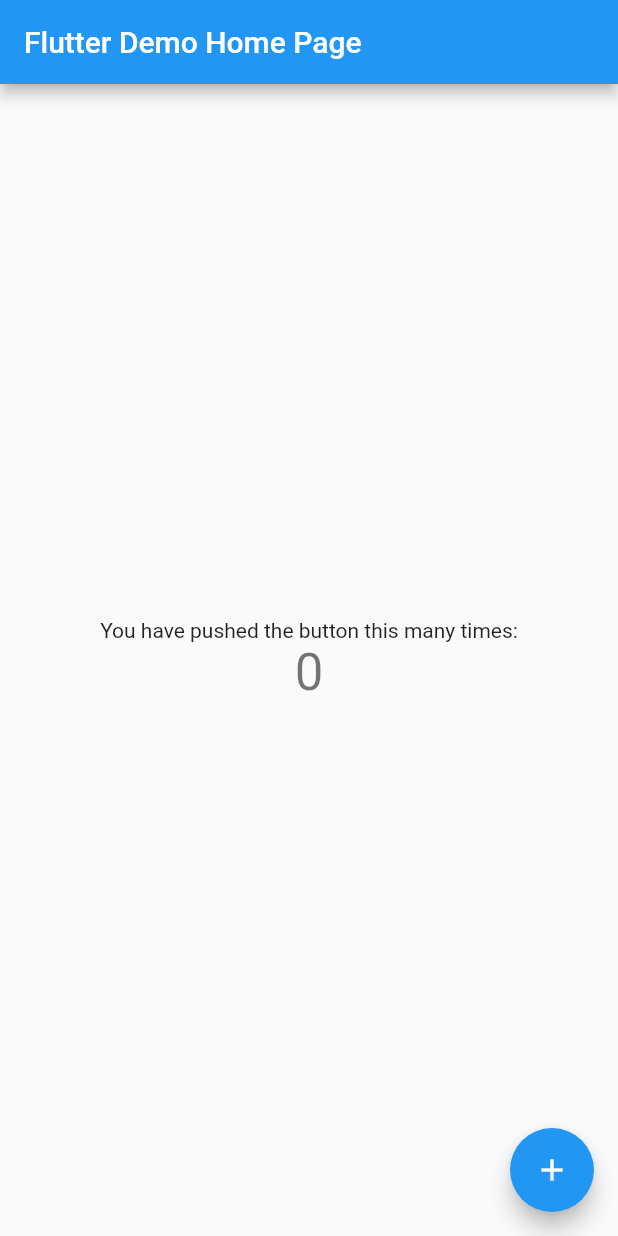
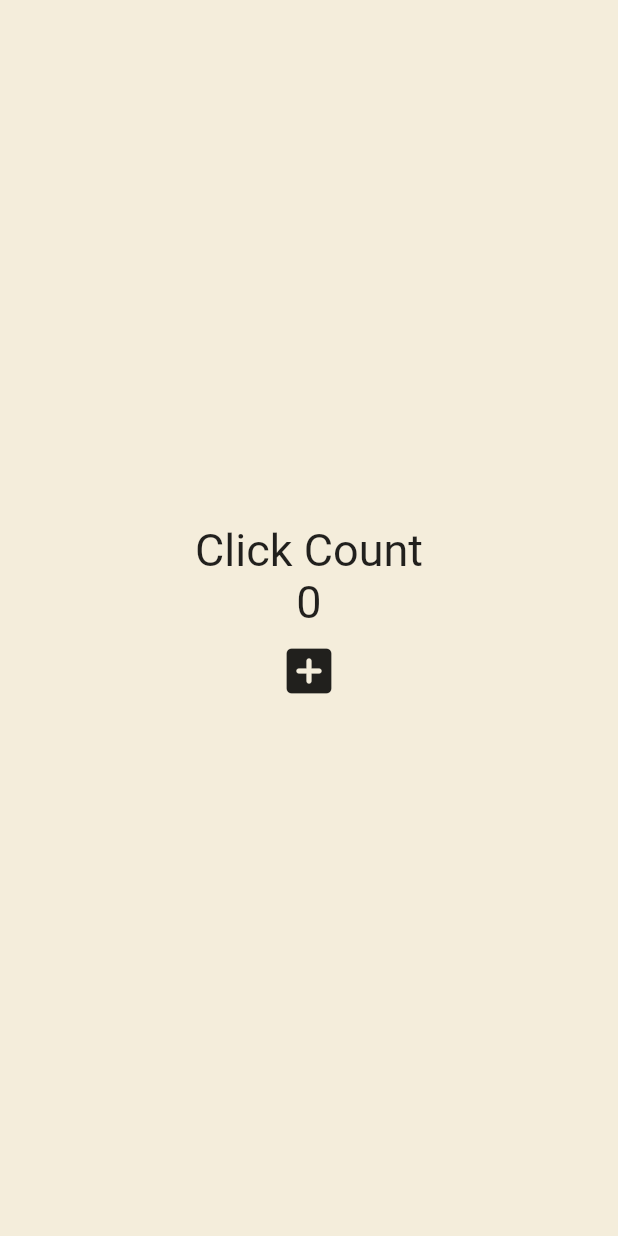
Before and after one commit to yoonhoelee/stateful_widget_practice, a Flutter app: the screen it shows after launch, on a phone screen of 412 x 824 dp. Run offline on Flutter 3.47's test engine with Material 2 defaults, Android fonts, the phone set to English and light mode, and no system bars.

Commit message:
push after stateful widget

```diff
--- a/lib/main.dart
+++ b/lib/main.dart
@@ -1,115 +1,52 @@
 import 'package:flutter/material.dart';
 
 void main() {
-  runApp(const MyApp());
+  runApp(const App());
 }
 
-class MyApp extends StatelessWidget {
-  const MyApp({super.key});
+class App extends StatefulWidget {
+  const App({super.key});
 
-  // This widget is the root of your application.
   @override
-  Widget build(BuildContext context) {
-    return MaterialApp(
-      title: 'Flutter Demo',
-      theme: ThemeData(
-        // This is the theme of your application.
-        //
-        // Try running your application with "flutter run". You'll see the
-        // application has a blue toolbar. Then, without quitting the app, try
-        // changing the primarySwatch below to Colors.green and then invoke
-        // "hot reload" (press "r" in the console where you ran "flutter run",
-        // or simply save your changes to "hot reload" in a Flutter IDE).
-        // Notice that the counter didn't reset back to zero; the application
-        // is not restarted.
-        primarySwatch: Colors.blue,
-      ),
-      home: const MyHomePage(title: 'Flutter Demo Home Page'),
-    );
-  }
+  State<App> createState() => _AppState();
 }
 
-class MyHomePage extends StatefulWidget {
-  const MyHomePage({super.key, required this.title});
-
-  // This widget is the home page of your application. It is stateful, meaning
-  // that it has a State object (defined below) that contains fields that affect
-  // how it looks.
-
-  // This class is the configuration for the state. It holds the values (in this
-  // case the title) provided by the parent (in this case the App widget) and
-  // used by the build method of the State. Fields in a Widget subclass are
-  // always marked "final".
-
-  final String title;
-
-  @override
-  State<MyHomePage> createState() => _MyHomePageState();
-}
-
-class _MyHomePageState extends State<MyHomePage> {
-  int _counter = 0;
-
-  void _incrementCounter() {
+class _AppState extends State<App> {
+  int counter = 0;
+  void onClicked() {
     setState(() {
-      // This call to setState tells the Flutter framework that something has
-      // changed in this State, which causes it to rerun the build method below
-      // so that the display can reflect the updated values. If we changed
-      // _counter without calling setState(), then the build method would not be
-      // called again, and so nothing would appear to happen.
-      _counter++;
+      counter = counter + 1;
     });
   }
 
   @override
   Widget build(BuildContext context) {
-    // This method is rerun every time setState is called, for instance as done
-    // by the _incrementCounter method above.
-    //
-    // The Flutter framework has been optimized to make rerunning build methods
-    // fast, so that you can just rebuild anything that needs updating rather
-    // than having to individually change instances of widgets.
-    return Scaffold(
-      appBar: AppBar(
-        // Here we take the value from the MyHomePage object that was created by
-        // the App.build method, and use it to set our appbar title.
-        title: Text(widget.title),
-      ),
+    return MaterialApp(
+      home: Scaffold(
+        backgroundColor: const Color(0xFFF4EDDB),
         body: Center(
-        // Center is a layout widget. It takes a single child and positions it
-        // in the middle of the parent.
           child: Column(
-          // Column is also a layout widget. It takes a list of children and
-          // arranges them vertically. By default, it sizes itself to fit its
-          // children horizontally, and tries to be as tall as its parent.
-          //
-          // Invoke "debug painting" (press "p" in the console, choose the
-          // "Toggle Debug Paint" action from the Flutter Inspector in Android
-          // Studio, or the "Toggle Debug Paint" command in Visual Studio Code)
-          // to see the wireframe for each widget.
-          //
-          // Column has various properties to control how it sizes itself and
-          // how it positions its children. Here we use mainAxisAlignment to
-          // center the children vertically; the main axis here is the vertical
-          // axis because Columns are vertical (the cross axis would be
-          // horizontal).
             mainAxisAlignment: MainAxisAlignment.center,
-          children: <Widget>[
+            children: [
               const Text(
-              'You have pushed the button this many times:',
+                'Click Count',
+                style: TextStyle(fontSize: 30),
               ),
               Text(
-              '$_counter',
-              style: Theme.of(context).textTheme.headline4,
+                '$counter',
+                style: const TextStyle(fontSize: 30),
+              ),
+              IconButton(
+                iconSize: 40,
+                onPressed: onClicked,
+                icon: const Icon(
+                  Icons.add_box_rounded,
+                ),
               ),
             ],
           ),
         ),
-      floatingActionButton: FloatingActionButton(
-        onPressed: _incrementCounter,
-        tooltip: 'Increment',
-        child: const Icon(Icons.add),
-      ), // This trailing comma makes auto-formatting nicer for build methods.
+      ),
     );
   }
 }
```
Also changed, not shown: 1 other file. Lines whose indentation alone changed are shown as unchanged.
